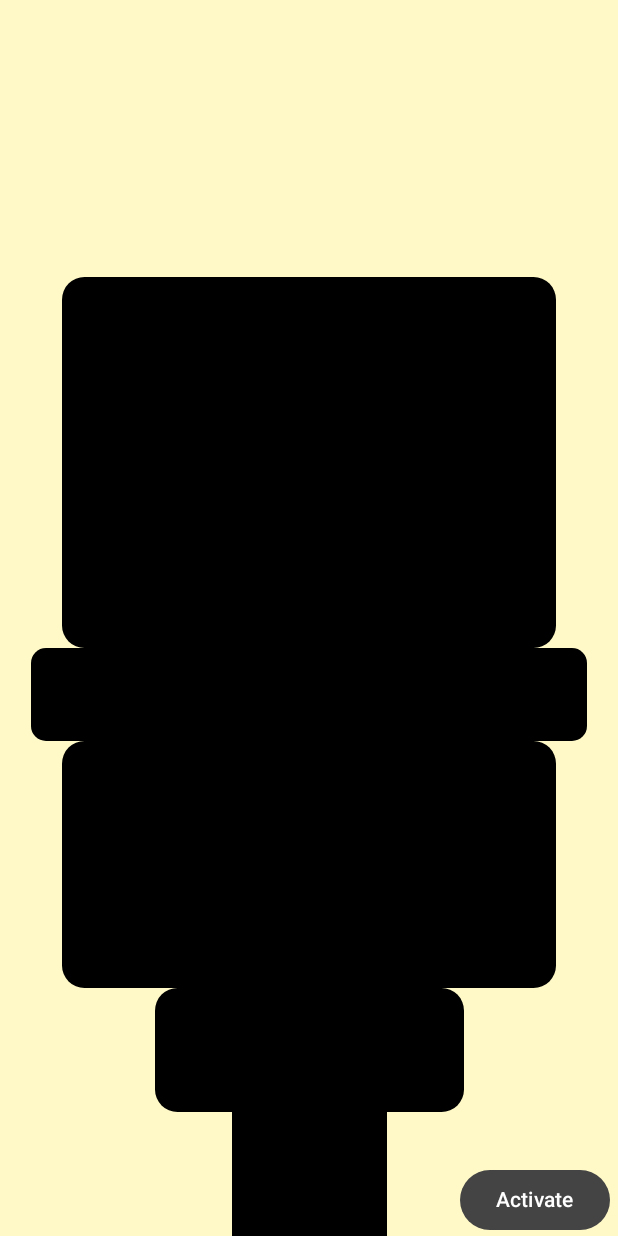
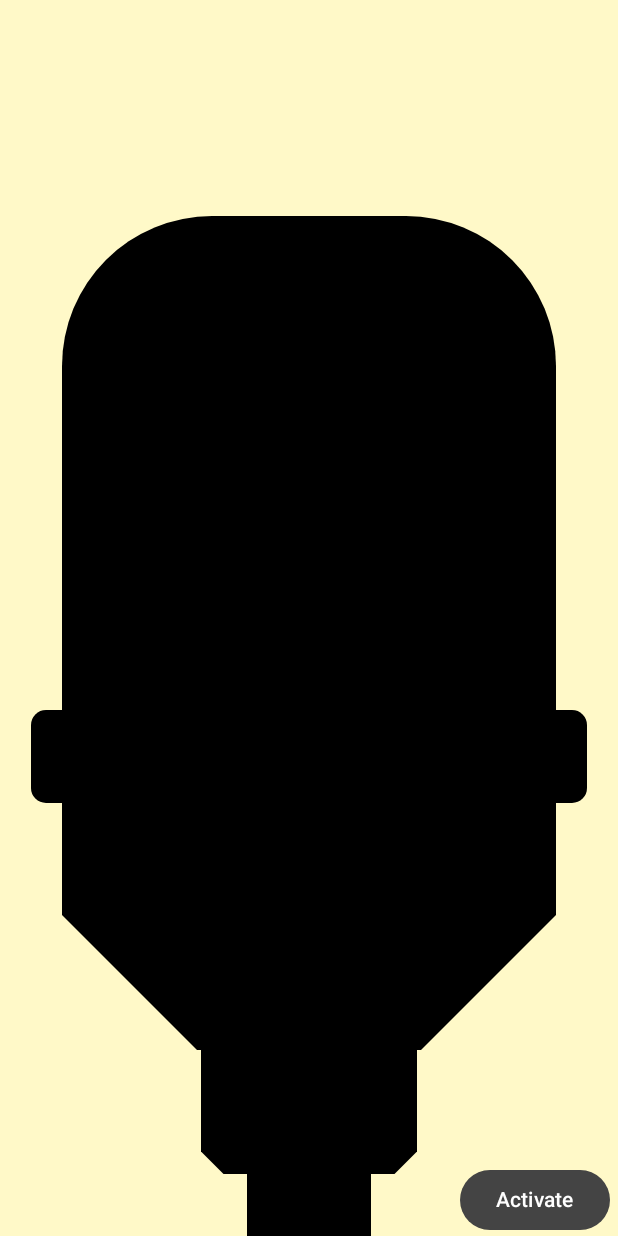
Before and after one commit to BrianGiannini/worms-attractor-android, an Android app built with Jetpack Compose: the screen it shows after launch (MainActivity), on a phone screen of 412 x 824 dp. Run offline under Robolectric (Android 15) with nearby library versions, the phone set to English and light mode, and no system bars.

Commit message:
improve thumper shape

```diff
--- a/app/src/main/java/dev/sangui/bigwormsattractor/view/SandWormScreen.kt
+++ b/app/src/main/java/dev/sangui/bigwormsattractor/view/SandWormScreen.kt
@@ -11,6 +11,7 @@ import androidx.compose.foundation.layout.fillMaxSize
 import androidx.compose.foundation.layout.height
 import androidx.compose.foundation.layout.padding
 import androidx.compose.foundation.layout.width
+import androidx.compose.foundation.shape.CutCornerShape
 import androidx.compose.foundation.shape.RoundedCornerShape
 import androidx.compose.material3.Button
 import androidx.compose.material3.ButtonDefaults
@@ -39,7 +40,7 @@ fun SandWormScreen() {
     ) {
         val maxHeightSize = maxHeight
         val maxWidthSize = maxWidth
-        val tubeHeight = maxHeightSize * 0.2f
+        val tubeHeight = maxHeightSize * 0.15f
 
         Box(
             modifier = Modifier
@@ -55,10 +56,13 @@ fun SandWormScreen() {
 
                 Spacer(
                     modifier = Modifier
+                        .padding(bottom = 0.2.dp)
+                        .clip(
+                            RoundedCornerShape(topStart = 100.dp, topEnd = 100.dp)
+                        )
+                        .align(Alignment.CenterHorizontally)
+                        .height(maxHeightSize * 0.40f)
                         .width(maxWidthSize * 0.8f)
-                        .clip(RoundedCornerShape(15.dp))
-                        .align(Alignment.CenterHorizontally)
-                        .height(maxHeightSize * 0.3f)
                         .background(color = Color.Black),
                 )
 
@@ -66,7 +70,7 @@ fun SandWormScreen() {
                     modifier = Modifier
                         .background(color = Color.Black)
                         .height(variableHeightTube)
-                        .width(maxWidthSize * 0.3f)
+                        .width(maxWidthSize * 0.25f)
                         .align(Alignment.CenterHorizontally),
                 )
 
@@ -81,7 +85,9 @@ fun SandWormScreen() {
 
                 Spacer(
                     modifier = Modifier
-                        .clip(RoundedCornerShape(15.dp))
+                        .clip(
+                            CutCornerShape(bottomStart = 90.dp, bottomEnd = 90.dp)
+                        )
                         .width(maxWidthSize * 0.8f)
                         .height(maxHeightSize * 0.20f)
                         .align(Alignment.CenterHorizontally)
@@ -90,8 +96,12 @@ fun SandWormScreen() {
 
                 Spacer(
                     modifier = Modifier
-                        .clip(RoundedCornerShape(15.dp))
-                        .width(maxWidthSize * 0.5f)
+                        .clip(
+                            CutCornerShape(
+                                bottomStart = 15.dp, bottomEnd = 15.dp
+                            )
+                        )
+                        .width(maxWidthSize * 0.35f)
                         .height(maxHeightSize * 0.10f)
                         .align(Alignment.CenterHorizontally)
                         .background(color = Color.Black),
@@ -99,8 +109,8 @@ fun SandWormScreen() {
 
                 Spacer(
                     modifier = Modifier
-                        .width(maxWidthSize * 0.25f)
-                        .height(maxHeightSize * 0.1f)
+                        .width(maxWidthSize * 0.20f)
+                        .height(maxHeightSize * 0.05f)
                         .align(Alignment.CenterHorizontally)
                         .background(color = Color.Black),
                 )
```
